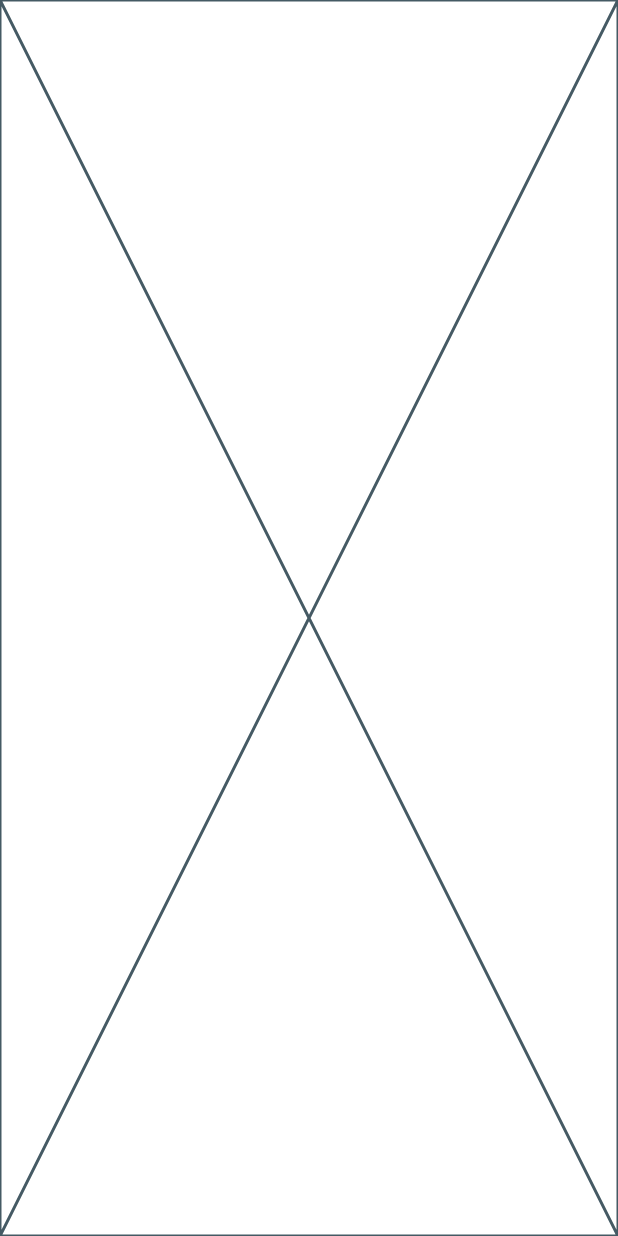
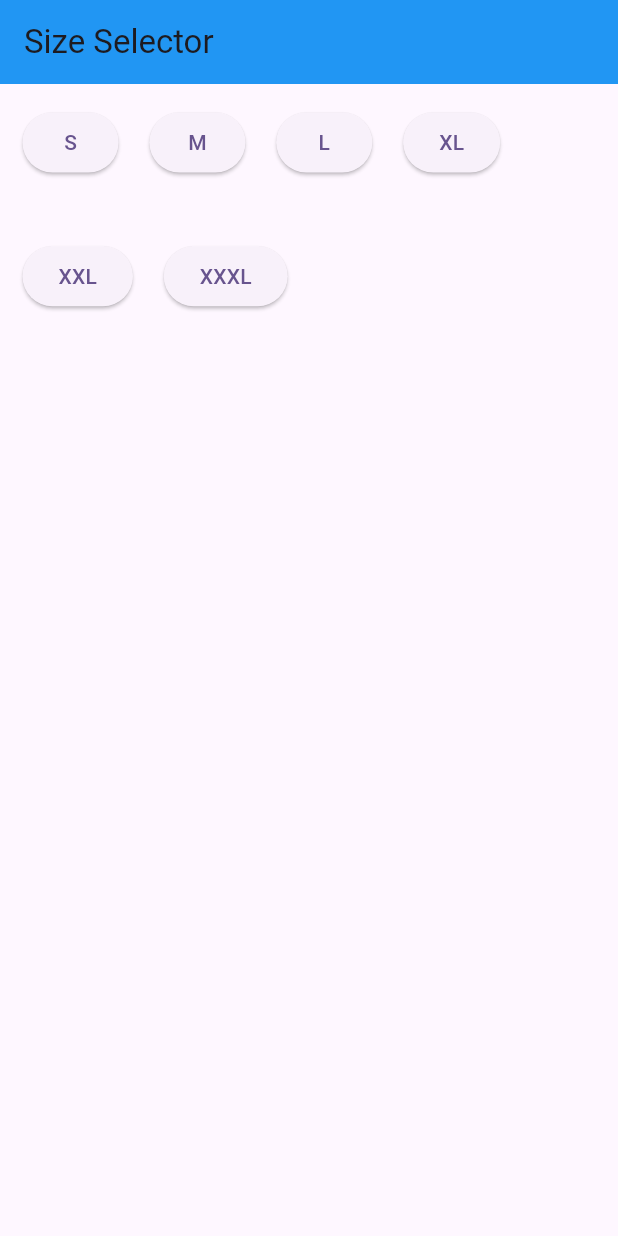
Before and after one commit to nazmul-hasan-24/live_test_09, a Flutter app: the screen it shows after launch, on a phone screen of 412 x 824 dp. Run offline on Flutter 3.47's test engine with Material 2 defaults, Android fonts, the phone set to English and light mode, and no system bars.

Commit message:
Live test

```diff
--- a/lib/home_page.dart
+++ b/lib/home_page.dart
@@ -8,8 +8,44 @@ class MyHomePage extends StatefulWidget {
 }
 
 class _MyHomePageState extends State<MyHomePage> {
+
+
   @override
   Widget build(BuildContext context) {
-    return const Placeholder();
+     var height = MediaQuery.of(context).size.height;
+    var width = MediaQuery.of(context).size.width;
+    return Scaffold(
+      appBar: AppBar(
+        backgroundColor: Colors.blue,
+        title: const Text("Size Selector")),
+      body: Container(
+        padding: const EdgeInsets.all(15),
+        width: double.infinity,
+        child: Wrap(
+          spacing:width* 0.05 ,
+           runSpacing:height* 0.05 ,
+          children: [
+          ElevatedButton(
+
+            onPressed: (){ snackBar("S");}, child: const Text("S"),),
+          ElevatedButton(onPressed: (){snackBar("M");}, child: const Text("M"),),
+          ElevatedButton(onPressed: (){snackBar("L");}, child: const Text("L"),),
+          ElevatedButton(onPressed: (){snackBar("XL");}, child: const Text("XL"),),
+          ElevatedButton(onPressed: (){snackBar("XXL");}, child: const Text("XXL"),),
+           ElevatedButton(onPressed: (){snackBar("XXXL");}, child: const Text("XXXL"),),
+
+
+        ]),
+      ),
+    );
+  }
+
+void colo(){
+
+}
+  void snackBar( String text){
+    ScaffoldMessenger.of(context).showSnackBar(
+      SnackBar(content:  Text(text)),
+    );
   }
 }
--- a/lib/main.dart
+++ b/lib/main.dart
@@ -14,6 +14,12 @@ class MyApp extends StatelessWidget {
     return MaterialApp(
       title: 'Flutter Demo',
       theme: ThemeData(
+        elevatedButtonTheme: const ElevatedButtonThemeData(
+          style: ButtonStyle(
+            overlayColor: MaterialStatePropertyAll<Color>(Colors.amber)
+          )
+        ),
+
 
         colorScheme: ColorScheme.fromSeed(seedColor: Colors.deepPurple),
         useMaterial3: true,
@@ -22,5 +28,3 @@ class MyApp extends StatelessWidget {
     );
   }
 }
-
-//https://github.com/nazmul-hasan-24/live_test_09
```
